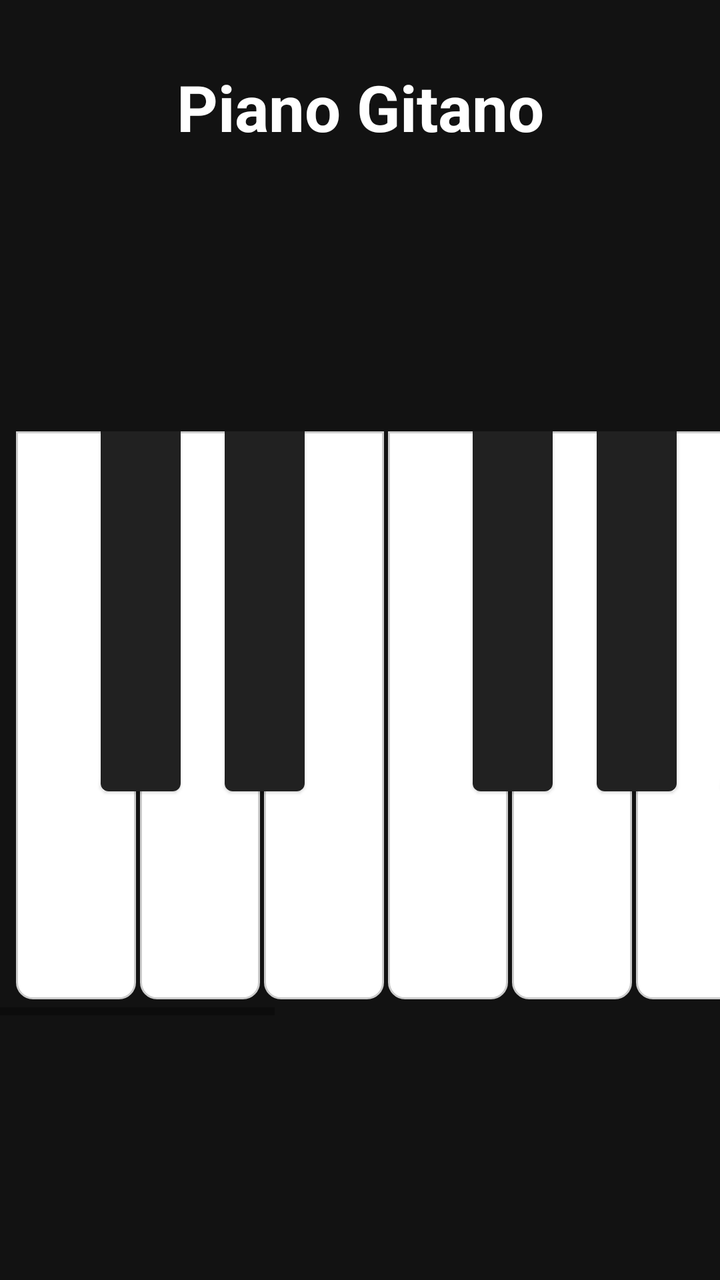
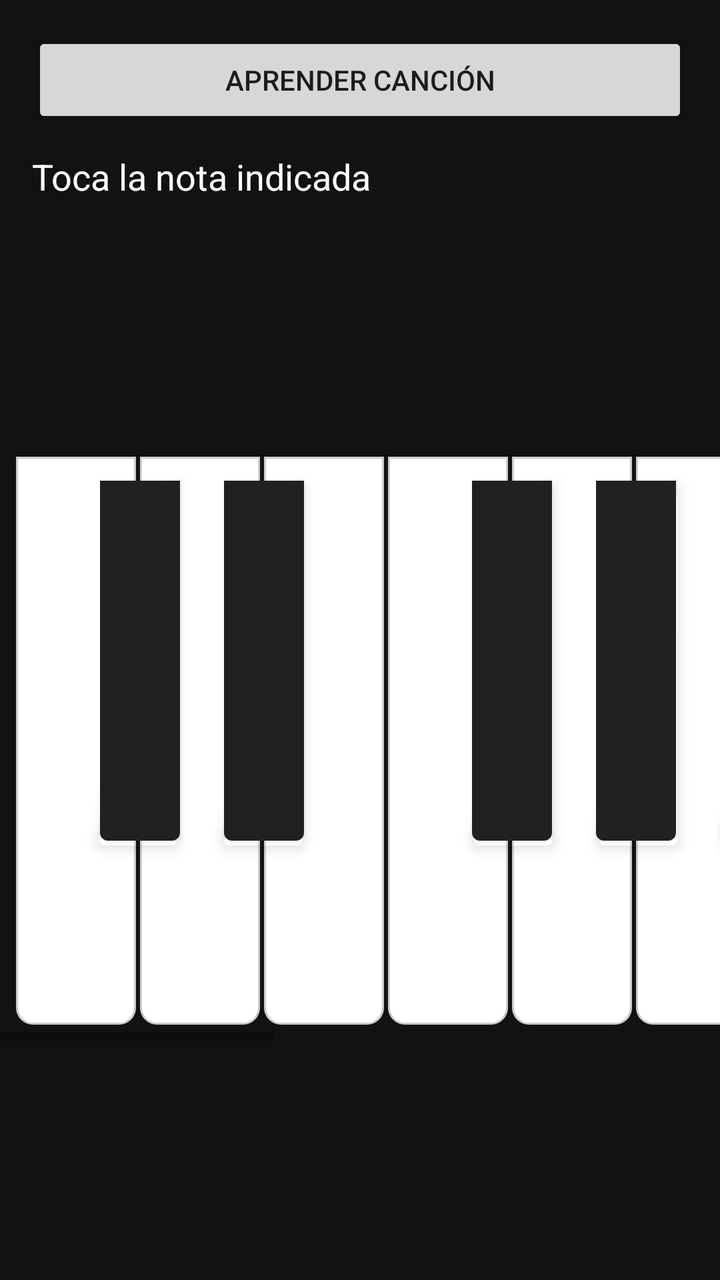

Compare the two renders of this Android layout. The source of the first and the diff that turns it into the second are given below.
<!-- AndroidManifest.xml: application theme Theme.Piano_AndroidStudio -->
<!-- res/layout/activity_main.xml -->
<?xml version="1.0" encoding="utf-8"?>
<androidx.constraintlayout.widget.ConstraintLayout xmlns:android="http://schemas.android.com/apk/res/android"
    xmlns:app="http://schemas.android.com/apk/res-auto"
    xmlns:tools="http://schemas.android.com/tools"
    android:layout_width="match_parent"
    android:layout_height="match_parent"
    android:background="#121212"
    tools:context=".MainActivity">

    <TextView
        android:id="@+id/title"
        android:layout_width="wrap_content"
        android:layout_height="wrap_content"
        android:text="Piano Gitano"
        android:textColor="#FFFFFF"
        android:textSize="32sp"
        android:textStyle="bold"
        android:layout_marginTop="32dp"
        app:layout_constraintTop_toTopOf="parent"
        app:layout_constraintStart_toStartOf="parent"
        app:layout_constraintEnd_toEndOf="parent" />

    <HorizontalScrollView
        android:layout_width="match_parent"
        android:layout_height="wrap_content"
        android:fillViewport="true"
        app:layout_constraintBottom_toBottomOf="parent"
        app:layout_constraintTop_toBottomOf="@id/title">

        <RelativeLayout
            android:layout_width="wrap_content"
            android:layout_height="300dp"
            android:padding="8dp">

            
            <View android:id="@+id/key_c2" android:layout_width="60dp" android:layout_height="match_parent" android:background="@drawable/key_white_selector" />
            <View android:id="@+id/key_d2" android:layout_width="60dp" android:layout_height="match_parent" android:background="@drawable/key_white_selector" android:layout_toEndOf="@id/key_c2" android:layout_marginStart="2dp" />
            <View android:id="@+id/key_e2" android:layout_width="60dp" android:layout_height="match_parent" android:background="@drawable/key_white_selector" android:layout_toEndOf="@id/key_d2" android:layout_marginStart="2dp" />
            <View android:id="@+id/key_f2" android:layout_width="60dp" android:layout_height="match_parent" android:background="@drawable/key_white_selector" android:layout_toEndOf="@id/key_e2" android:layout_marginStart="2dp" />
            <View android:id="@+id/key_g2" android:layout_width="60dp" android:layout_height="match_parent" android:background="@drawable/key_white_selector" android:layout_toEndOf="@id/key_f2" android:layout_marginStart="2dp" />
            <View android:id="@+id/key_a2" android:layout_width="60dp" android:layout_height="match_parent" android:background="@drawable/key_white_selector" android:layout_toEndOf="@id/key_g2" android:layout_marginStart="2dp" />
            <View android:id="@+id/key_b2" android:layout_width="60dp" android:layout_height="match_parent" android:background="@drawable/key_white_selector" android:layout_toEndOf="@id/key_a2" android:layout_marginStart="2dp" />

            <View android:id="@+id/key_c3" android:layout_width="60dp" android:layout_height="match_parent" android:background="@drawable/key_white_selector" android:layout_toEndOf="@id/key_b2" android:layout_marginStart="2dp" />
            <View android:id="@+id/key_d3" android:layout_width="60dp" android:layout_height="match_parent" android:background="@drawable/key_white_selector" android:layout_toEndOf="@id/key_c3" android:layout_marginStart="2dp" />
            <View android:id="@+id/key_e3" android:layout_width="60dp" android:layout_height="match_parent" android:background="@drawable/key_white_selector" android:layout_toEndOf="@id/key_d3" android:layout_marginStart="2dp" />
            <View android:id="@+id/key_f3" android:layout_width="60dp" android:layout_height="match_parent" android:background="@drawable/key_white_selector" android:layout_toEndOf="@id/key_e3" android:layout_marginStart="2dp" />
            <View android:id="@+id/key_g3" android:layout_width="60dp" android:layout_height="match_parent" android:background="@drawable/key_white_selector" android:layout_toEndOf="@id/key_f3" android:layout_marginStart="2dp" />
            <View android:id="@+id/key_a3" android:layout_width="60dp" android:layout_height="match_parent" android:background="@drawable/key_white_selector" android:layout_toEndOf="@id/key_g3" android:layout_marginStart="2dp" />
            <View android:id="@+id/key_b3" android:layout_width="60dp" android:layout_height="match_parent" android:background="@drawable/key_white_selector" android:layout_toEndOf="@id/key_a3" android:layout_marginStart="2dp" />

            <View android:id="@+id/key_c4" android:layout_width="60dp" android:layout_height="match_parent" android:background="@drawable/key_white_selector" android:layout_toEndOf="@id/key_b3" android:layout_marginStart="2dp" />

            
            
            <View android:id="@+id/key_db2" android:layout_width="40dp" android:layout_height="180dp" android:background="@drawable/key_black_selector" android:layout_alignStart="@id/key_d2" android:layout_marginStart="-20dp" android:translationZ="1dp" />
            <View android:id="@+id/key_eb2" android:layout_width="40dp" android:layout_height="180dp" android:background="@drawable/key_black_selector" android:layout_alignStart="@id/key_e2" android:layout_marginStart="-20dp" android:translationZ="1dp" />
            <View android:id="@+id/key_gb2" android:layout_width="40dp" android:layout_height="180dp" android:background="@drawable/key_black_selector" android:layout_alignStart="@id/key_g2" android:layout_marginStart="-20dp" android:translationZ="1dp" />
            <View android:id="@+id/key_ab2" android:layout_width="40dp" android:layout_height="180dp" android:background="@drawable/key_black_selector" android:layout_alignStart="@id/key_a2" android:layout_marginStart="-20dp" android:translationZ="1dp" />
            <View android:id="@+id/key_bb2" android:layout_width="40dp" android:layout_height="180dp" android:background="@drawable/key_black_selector" android:layout_alignStart="@id/key_b2" android:layout_marginStart="-20dp" android:translationZ="1dp" />

            
            <View android:id="@+id/key_db3" android:layout_width="40dp" android:layout_height="180dp" android:background="@drawable/key_black_selector" android:layout_alignStart="@id/key_d3" android:layout_marginStart="-20dp" android:translationZ="1dp" />
            <View android:id="@+id/key_eb3" android:layout_width="40dp" android:layout_height="180dp" android:background="@drawable/key_black_selector" android:layout_alignStart="@id/key_e3" android:layout_marginStart="-20dp" android:translationZ="1dp" />
            <View android:id="@+id/key_gb3" android:layout_width="40dp" android:layout_height="180dp" android:background="@drawable/key_black_selector" android:layout_alignStart="@id/key_g3" android:layout_marginStart="-20dp" android:translationZ="1dp" />
            <View android:id="@+id/key_ab3" android:layout_width="40dp" android:layout_height="180dp" android:background="@drawable/key_black_selector" android:layout_alignStart="@id/key_a3" android:layout_marginStart="-20dp" android:translationZ="1dp" />
            <View android:id="@+id/key_bb3" android:layout_width="40dp" android:layout_height="180dp" android:background="@drawable/key_black_selector" android:layout_alignStart="@id/key_b3" android:layout_marginStart="-20dp" android:translationZ="1dp" />

        </RelativeLayout>
    </HorizontalScrollView>

</androidx.constraintlayout.widget.ConstraintLayout>
<!-- resources referenced by this layout -->
<resources>
  <!-- drawable key_black_selector (drawable) -->
  <?xml version="1.0" encoding="utf-8"?>
  <selector xmlns:android="http://schemas.android.com/apk/res/android">
      <item android:drawable="@drawable/black_key_pressed" android:state_pressed="true" />
      <item android:drawable="@drawable/black_key" />
  </selector>
  <!-- drawable key_white_selector (drawable) -->
  <?xml version="1.0" encoding="utf-8"?>
  <selector xmlns:android="http://schemas.android.com/apk/res/android">
      <item android:drawable="@drawable/white_key_pressed" android:state_pressed="true" />
      <item android:drawable="@drawable/white_key" />
  </selector>
  <style name="Theme.Piano_AndroidStudio" parent="Theme.MaterialComponents.DayNight.DarkActionBar">
          
          <item name="colorPrimary">@color/purple_500</item>
          <item name="colorPrimaryVariant">@color/purple_700</item>
          <item name="colorOnPrimary">@color/white</item>
          
          <item name="colorSecondary">@color/teal_200</item>
          <item name="colorSecondaryVariant">@color/teal_700</item>
          <item name="colorOnSecondary">@color/black</item>
          
          <item name="android:statusBarColor">?attr/colorPrimaryVariant</item>
          
      </style>
  <!-- drawable black_key_pressed (drawable) -->
  <?xml version="1.0" encoding="utf-8"?>
  <shape xmlns:android="http://schemas.android.com/apk/res/android"
      android:shape="rectangle">
      <solid android:color="#424242" />
      <corners
          android:bottomLeftRadius="4dp"
          android:bottomRightRadius="4dp" />
  </shape>
  <!-- drawable black_key (drawable) -->
  <?xml version="1.0" encoding="utf-8"?>
  <shape xmlns:android="http://schemas.android.com/apk/res/android"
      android:shape="rectangle">
      <solid android:color="#212121" />
      <corners
          android:bottomLeftRadius="4dp"
          android:bottomRightRadius="4dp" />
  </shape>
  <!-- drawable white_key_pressed (drawable) -->
  <?xml version="1.0" encoding="utf-8"?>
  <shape xmlns:android="http://schemas.android.com/apk/res/android"
      android:shape="rectangle">
      <solid android:color="#E0E0E0" />
      <stroke
          android:width="1dp"
          android:color="#CCCCCC" />
      <corners
          android:bottomLeftRadius="8dp"
          android:bottomRightRadius="8dp" />
  </shape>
  <!-- drawable white_key (drawable) -->
  <?xml version="1.0" encoding="utf-8"?>
  <shape xmlns:android="http://schemas.android.com/apk/res/android"
      android:shape="rectangle">
      <solid android:color="#FFFFFF" />
      <stroke
          android:width="1dp"
          android:color="#CCCCCC" />
      <corners
          android:bottomLeftRadius="8dp"
          android:bottomRightRadius="8dp" />
  </shape>
  <color name="purple_500">#FF6200EE</color>
  <color name="purple_700">#FF3700B3</color>
  <color name="white">#FFFFFFFF</color>
  <color name="teal_200">#FF03DAC5</color>
  <color name="teal_700">#FF018786</color>
  <color name="black">#FF000000</color>
</resources>

<!-- the commit's change to res/layout/activity_main.xml (unified diff, before → after) -->
@@ -7,66 +7,161 @@
     android:background="#121212"
     tools:context=".MainActivity">
 
-    <TextView
-        android:id="@+id/title"
-        android:layout_width="wrap_content"
+    <LinearLayout
+        android:id="@+id/song_controls"
+        android:layout_width="0dp"
         android:layout_height="wrap_content"
-        android:text="Piano Gitano"
-        android:textColor="#FFFFFF"
-        android:textSize="32sp"
-        android:textStyle="bold"
-        android:layout_marginTop="32dp"
+        android:orientation="vertical"
+        android:paddingStart="16dp"
+        android:paddingEnd="16dp"
+        android:layout_marginTop="16dp"
         app:layout_constraintTop_toTopOf="parent"
         app:layout_constraintStart_toStartOf="parent"
-        app:layout_constraintEnd_toEndOf="parent" />
+        app:layout_constraintEnd_toEndOf="parent">
+
+        <Button
+            android:id="@+id/btn_start_song"
+            android:layout_width="match_parent"
+            android:layout_height="wrap_content"
+            android:text="Aprender canción" />
+
+        <TextView
+            android:id="@+id/song_status"
+            android:layout_width="match_parent"
+            android:layout_height="wrap_content"
+            android:layout_marginTop="12dp"
+            android:text="Toca la nota indicada"
+            android:textColor="#FFFFFF"
+            android:textSize="18sp" />
+    </LinearLayout>
 
     <HorizontalScrollView
         android:layout_width="match_parent"
-        android:layout_height="wrap_content"
+        android:layout_height="300dp"
         android:fillViewport="true"
+        app:layout_constraintStart_toStartOf="parent"
+        app:layout_constraintEnd_toEndOf="parent"
         app:layout_constraintBottom_toBottomOf="parent"
-        app:layout_constraintTop_toBottomOf="@id/title">
+        app:layout_constraintTop_toBottomOf="@id/song_controls">
 
-        <RelativeLayout
+        <FrameLayout
             android:layout_width="wrap_content"
             android:layout_height="300dp"
             android:padding="8dp">
 
-            
-            <View android:id="@+id/key_c2" android:layout_width="60dp" android:layout_height="match_parent" android:background="@drawable/key_white_selector" />
-            <View android:id="@+id/key_d2" android:layout_width="60dp" android:layout_height="match_parent" android:background="@drawable/key_white_selector" android:layout_toEndOf="@id/key_c2" android:layout_marginStart="2dp" />
-            <View android:id="@+id/key_e2" android:layout_width="60dp" android:layout_height="match_parent" android:background="@drawable/key_white_selector" android:layout_toEndOf="@id/key_d2" android:layout_marginStart="2dp" />
-            <View android:id="@+id/key_f2" android:layout_width="60dp" android:layout_height="match_parent" android:background="@drawable/key_white_selector" android:layout_toEndOf="@id/key_e2" android:layout_marginStart="2dp" />
-            <View android:id="@+id/key_g2" android:layout_width="60dp" android:layout_height="match_parent" android:background="@drawable/key_white_selector" android:layout_toEndOf="@id/key_f2" android:layout_marginStart="2dp" />
-            <View android:id="@+id/key_a2" android:layout_width="60dp" android:layout_height="match_parent" android:background="@drawable/key_white_selector" android:layout_toEndOf="@id/key_g2" android:layout_marginStart="2dp" />
-            <View android:id="@+id/key_b2" android:layout_width="60dp" android:layout_height="match_parent" android:background="@drawable/key_white_selector" android:layout_toEndOf="@id/key_a2" android:layout_marginStart="2dp" />
+            <LinearLayout
+                android:layout_width="wrap_content"
+                android:layout_height="match_parent"
+                android:orientation="horizontal">
 
-            <View android:id="@+id/key_c3" android:layout_width="60dp" android:layout_height="match_parent" android:background="@drawable/key_white_selector" android:layout_toEndOf="@id/key_b2" android:layout_marginStart="2dp" />
-            <View android:id="@+id/key_d3" android:layout_width="60dp" android:layout_height="match_parent" android:background="@drawable/key_white_selector" android:layout_toEndOf="@id/key_c3" android:layout_marginStart="2dp" />
-            <View android:id="@+id/key_e3" android:layout_width="60dp" android:layout_height="match_parent" android:background="@drawable/key_white_selector" android:layout_toEndOf="@id/key_d3" android:layout_marginStart="2dp" />
-            <View android:id="@+id/key_f3" android:layout_width="60dp" android:layout_height="match_parent" android:background="@drawable/key_white_selector" android:layout_toEndOf="@id/key_e3" android:layout_marginStart="2dp" />
-            <View android:id="@+id/key_g3" android:layout_width="60dp" android:layout_height="match_parent" android:background="@drawable/key_white_selector" android:layout_toEndOf="@id/key_f3" android:layout_marginStart="2dp" />
-            <View android:id="@+id/key_a3" android:layout_width="60dp" android:layout_height="match_parent" android:background="@drawable/key_white_selector" android:layout_toEndOf="@id/key_g3" android:layout_marginStart="2dp" />
-            <View android:id="@+id/key_b3" android:layout_width="60dp" android:layout_height="match_parent" android:background="@drawable/key_white_selector" android:layout_toEndOf="@id/key_a3" android:layout_marginStart="2dp" />
+                <View android:id="@+id/key_c2" android:layout_width="60dp" android:layout_height="match_parent" android:background="@drawable/key_white_selector" />
+                <View android:id="@+id/key_d2" android:layout_width="60dp" android:layout_height="match_parent" android:layout_marginStart="2dp" android:background="@drawable/key_white_selector" />
+                <View android:id="@+id/key_e2" android:layout_width="60dp" android:layout_height="match_parent" android:layout_marginStart="2dp" android:background="@drawable/key_white_selector" />
+                <View android:id="@+id/key_f2" android:layout_width="60dp" android:layout_height="match_parent" android:layout_marginStart="2dp" android:background="@drawable/key_white_selector" />
+                <View android:id="@+id/key_g2" android:layout_width="60dp" android:layout_height="match_parent" android:layout_marginStart="2dp" android:background="@drawable/key_white_selector" />
+                <View android:id="@+id/key_a2" android:layout_width="60dp" android:layout_height="match_parent" android:layout_marginStart="2dp" android:background="@drawable/key_white_selector" />
+                <View android:id="@+id/key_b2" android:layout_width="60dp" android:layout_height="match_parent" android:layout_marginStart="2dp" android:background="@drawable/key_white_selector" />
+                <View android:id="@+id/key_c3" android:layout_width="60dp" android:layout_height="match_parent" android:layout_marginStart="2dp" android:background="@drawable/key_white_selector" />
+                <View android:id="@+id/key_d3" android:layout_width="60dp" android:layout_height="match_parent" android:layout_marginStart="2dp" android:background="@drawable/key_white_selector" />
+                <View android:id="@+id/key_e3" android:layout_width="60dp" android:layout_height="match_parent" android:layout_marginStart="2dp" android:background="@drawable/key_white_selector" />
+                <View android:id="@+id/key_f3" android:layout_width="60dp" android:layout_height="match_parent" android:layout_marginStart="2dp" android:background="@drawable/key_white_selector" />
+                <View android:id="@+id/key_g3" android:layout_width="60dp" android:layout_height="match_parent" android:layout_marginStart="2dp" android:background="@drawable/key_white_selector" />
+                <View android:id="@+id/key_a3" android:layout_width="60dp" android:layout_height="match_parent" android:layout_marginStart="2dp" android:background="@drawable/key_white_selector" />
+                <View android:id="@+id/key_b3" android:layout_width="60dp" android:layout_height="match_parent" android:layout_marginStart="2dp" android:background="@drawable/key_white_selector" />
+                <View android:id="@+id/key_c4" android:layout_width="60dp" android:layout_height="match_parent" android:layout_marginStart="2dp" android:background="@drawable/key_white_selector" />
+            </LinearLayout>
 
-            <View android:id="@+id/key_c4" android:layout_width="60dp" android:layout_height="match_parent" android:background="@drawable/key_white_selector" android:layout_toEndOf="@id/key_b3" android:layout_marginStart="2dp" />
+            <View
+                android:id="@+id/key_db2"
+                android:layout_width="40dp"
+                android:layout_height="180dp"
+                android:layout_marginTop="12dp"
+                android:layout_marginStart="42dp"
+                android:background="@drawable/key_black_selector"
+                android:elevation="4dp" />
 
-            
-            
-            <View android:id="@+id/key_db2" android:layout_width="40dp" android:layout_height="180dp" android:background="@drawable/key_black_selector" android:layout_alignStart="@id/key_d2" android:layout_marginStart="-20dp" android:translationZ="1dp" />
-            <View android:id="@+id/key_eb2" android:layout_width="40dp" android:layout_height="180dp" android:background="@drawable/key_black_selector" android:layout_alignStart="@id/key_e2" android:layout_marginStart="-20dp" android:translationZ="1dp" />
-            <View android:id="@+id/key_gb2" android:layout_width="40dp" android:layout_height="180dp" android:background="@drawable/key_black_selector" android:layout_alignStart="@id/key_g2" android:layout_marginStart="-20dp" android:translationZ="1dp" />
-            <View android:id="@+id/key_ab2" android:layout_width="40dp" android:layout_height="180dp" android:background="@drawable/key_black_selector" android:layout_alignStart="@id/key_a2" android:layout_marginStart="-20dp" android:translationZ="1dp" />
-            <View android:id="@+id/key_bb2" android:layout_width="40dp" android:layout_height="180dp" android:background="@drawable/key_black_selector" android:layout_alignStart="@id/key_b2" android:layout_marginStart="-20dp" android:translationZ="1dp" />
+            <View
+                android:id="@+id/key_eb2"
+                android:layout_width="40dp"
+                android:layout_height="180dp"
+                android:layout_marginTop="12dp"
+                android:layout_marginStart="104dp"
+                android:background="@drawable/key_black_selector"
+                android:elevation="4dp" />
 
-            
-            <View android:id="@+id/key_db3" android:layout_width="40dp" android:layout_height="180dp" android:background="@drawable/key_black_selector" android:layout_alignStart="@id/key_d3" android:layout_marginStart="-20dp" android:translationZ="1dp" />
-            <View android:id="@+id/key_eb3" android:layout_width="40dp" android:layout_height="180dp" android:background="@drawable/key_black_selector" android:layout_alignStart="@id/key_e3" android:layout_marginStart="-20dp" android:translationZ="1dp" />
-            <View android:id="@+id/key_gb3" android:layout_width="40dp" android:layout_height="180dp" android:background="@drawable/key_black_selector" android:layout_alignStart="@id/key_g3" android:layout_marginStart="-20dp" android:translationZ="1dp" />
-            <View android:id="@+id/key_ab3" android:layout_width="40dp" android:layout_height="180dp" android:background="@drawable/key_black_selector" android:layout_alignStart="@id/key_a3" android:layout_marginStart="-20dp" android:translationZ="1dp" />
-            <View android:id="@+id/key_bb3" android:layout_width="40dp" android:layout_height="180dp" android:background="@drawable/key_black_selector" android:layout_alignStart="@id/key_b3" android:layout_marginStart="-20dp" android:translationZ="1dp" />
+            <View
+                android:id="@+id/key_gb2"
+                android:layout_width="40dp"
+                android:layout_height="180dp"
+                android:layout_marginTop="12dp"
+                android:layout_marginStart="228dp"
+                android:background="@drawable/key_black_selector"
+                android:elevation="4dp" />
 
-        </RelativeLayout>
+            <View
+                android:id="@+id/key_ab2"
+                android:layout_width="40dp"
+                android:layout_height="180dp"
+                android:layout_marginTop="12dp"
+                android:layout_marginStart="290dp"
+                android:background="@drawable/key_black_selector"
+                android:elevation="4dp" />
+
+            <View
+                android:id="@+id/key_bb2"
+                android:layout_width="40dp"
+                android:layout_height="180dp"
+                android:layout_marginTop="12dp"
+                android:layout_marginStart="352dp"
+                android:background="@drawable/key_black_selector"
+                android:elevation="4dp" />
+
+            <View
+                android:id="@+id/key_db3"
+                android:layout_width="40dp"
+                android:layout_height="180dp"
+                android:layout_marginTop="12dp"
+                android:layout_marginStart="476dp"
+                android:background="@drawable/key_black_selector"
+                android:elevation="4dp" />
+
+            <View
+                android:id="@+id/key_eb3"
+                android:layout_width="40dp"
+                android:layout_height="180dp"
+                android:layout_marginTop="12dp"
+                android:layout_marginStart="538dp"
+                android:background="@drawable/key_black_selector"
+                android:elevation="4dp" />
+
+            <View
+                android:id="@+id/key_gb3"
+                android:layout_width="40dp"
+                android:layout_height="180dp"
+                android:layout_marginTop="12dp"
+                android:layout_marginStart="662dp"
+                android:background="@drawable/key_black_selector"
+                android:elevation="4dp" />
+
+            <View
+                android:id="@+id/key_ab3"
+                android:layout_width="40dp"
+                android:layout_height="180dp"
+                android:layout_marginTop="12dp"
+                android:layout_marginStart="724dp"
+                android:background="@drawable/key_black_selector"
+                android:elevation="4dp" />
+
+            <View
+                android:id="@+id/key_bb3"
+                android:layout_width="40dp"
+                android:layout_height="180dp"
+                android:layout_marginTop="12dp"
+                android:layout_marginStart="786dp"
+                android:background="@drawable/key_black_selector"
+                android:elevation="4dp" />
+
+        </FrameLayout>
     </HorizontalScrollView>
 
 </androidx.constraintlayout.widget.ConstraintLayout>
<!-- resource entries referenced after the edit -->
@@ -3,12 +3,14 @@
   <!-- drawable key_black_selector (drawable) -->
   <?xml version="1.0" encoding="utf-8"?>
   <selector xmlns:android="http://schemas.android.com/apk/res/android">
+      <item android:drawable="@drawable/black_key_highlighted" android:state_selected="true" />
       <item android:drawable="@drawable/black_key_pressed" android:state_pressed="true" />
       <item android:drawable="@drawable/black_key" />
   </selector>
   <!-- drawable key_white_selector (drawable) -->
   <?xml version="1.0" encoding="utf-8"?>
   <selector xmlns:android="http://schemas.android.com/apk/res/android">
+      <item android:drawable="@drawable/white_key_highlighted" android:state_selected="true" />
       <item android:drawable="@drawable/white_key_pressed" android:state_pressed="true" />
       <item android:drawable="@drawable/white_key" />
   </selector>
@@ -25,6 +27,15 @@
           <item name="android:statusBarColor">?attr/colorPrimaryVariant</item>
           
       </style>
+  <!-- drawable black_key_highlighted (drawable) -->
+  <?xml version="1.0" encoding="utf-8"?>
+  <shape xmlns:android="http://schemas.android.com/apk/res/android"
+      android:shape="rectangle">
+      <solid android:color="#FFC107" />
+      <corners
+          android:bottomLeftRadius="4dp"
+          android:bottomRightRadius="4dp" />
+  </shape>
   <!-- drawable black_key_pressed (drawable) -->
   <?xml version="1.0" encoding="utf-8"?>
   <shape xmlns:android="http://schemas.android.com/apk/res/android"
@@ -42,6 +53,18 @@
       <corners
           android:bottomLeftRadius="4dp"
           android:bottomRightRadius="4dp" />
+  </shape>
+  <!-- drawable white_key_highlighted (drawable) -->
+  <?xml version="1.0" encoding="utf-8"?>
+  <shape xmlns:android="http://schemas.android.com/apk/res/android"
+      android:shape="rectangle">
+      <solid android:color="#FFF9C4" />
+      <stroke
+          android:width="1dp"
+          android:color="#FBC02D" />
+      <corners
+          android:bottomLeftRadius="8dp"
+          android:bottomRightRadius="8dp" />
   </shape>
   <!-- drawable white_key_pressed (drawable) -->
   <?xml version="1.0" encoding="utf-8"?>
